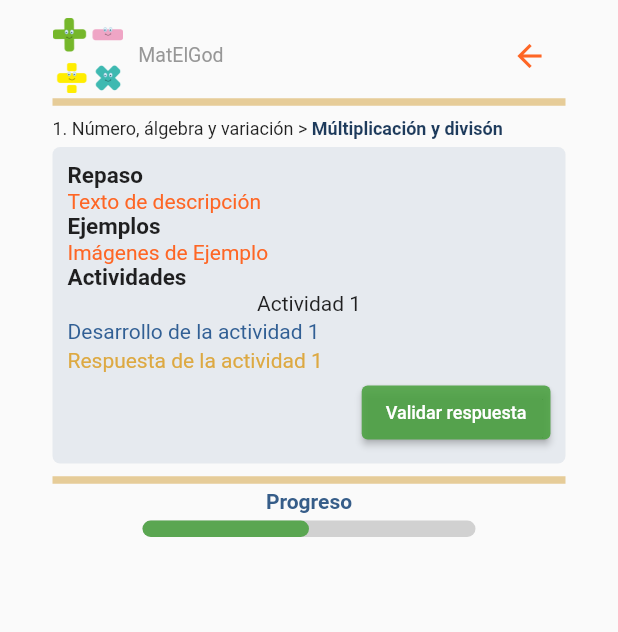
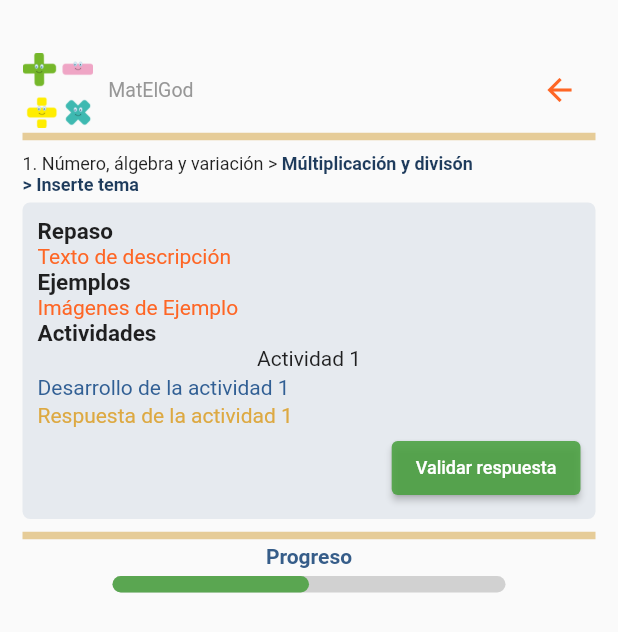
Before and after one commit to JosueNSoto/matematicas_para_primaria, a Flutter app: the multi_div screen opened directly, on a phone screen of 412 x 824 dp. Shown: the top 632 px of the screen. Run offline on Flutter 3.47's test engine with Material 2 defaults, Android fonts, the phone set to English and light mode, and no system bars; drawn by our look-alikes of percent_indicator; our stand-ins replace sqflite; accounts and stored records are empty.

Commit message:
Corrección de las páginas de actividades

```diff
--- a/lib/Eje1/act1_numero.dart
+++ b/lib/Eje1/act1_numero.dart
@@ -17,7 +17,7 @@ class _numeroState extends State<numero> {
     return Scaffold(
       body: SingleChildScrollView(
         child: Container(
-          padding: EdgeInsets.only(left: 35, right: 35, top: 12),
+          padding: EdgeInsets.only(left: 15, right: 15, top: 35),
           child: Column(
             crossAxisAlignment: CrossAxisAlignment.start,
             children: [
--- a/lib/Eje1/act3_mult_div.dart
+++ b/lib/Eje1/act3_mult_div.dart
@@ -14,8 +14,9 @@ class _multi_divState extends State<multi_div> {
     return Scaffold(
       body: SingleChildScrollView(
         child: Container(
-          padding: EdgeInsets.only(left: 35, right: 35, top: 12),
+          padding: EdgeInsets.only(left: 15, right: 15, top: 35),
           child: Column(
+            crossAxisAlignment: CrossAxisAlignment.start,
             children: [
               //Margen Superior
               margenSup_Actividades(context, aAct3_E1),
@@ -34,6 +35,13 @@ class _multi_divState extends State<multi_div> {
                         fontSize: 12),
                   ),
                 ],
+              ),
+              Text(
+                "> Inserte tema",
+                style: TextStyle(
+                    fontWeight: FontWeight.bold,
+                    color: Color.fromARGB(255, 30, 59, 92),
+                    fontSize: 12),
               ),
               SizedBox(height: 5),
               Container(
--- a/lib/Eje2/act1_ubi_espacial.dart
+++ b/lib/Eje2/act1_ubi_espacial.dart
@@ -16,7 +16,7 @@ class _ubiEspacialState extends State<ubiEspacial> {
     return Scaffold(
       body: SingleChildScrollView(
         child: Container(
-          padding: EdgeInsets.only(left: 35, right: 35, top: 12),
+          padding: EdgeInsets.only(left: 15, right: 15, top: 35),
           child: Column(
             crossAxisAlignment: CrossAxisAlignment.start,
             children: [
--- a/lib/Eje2/act2_figuras.dart
+++ b/lib/Eje2/act2_figuras.dart
@@ -14,7 +14,7 @@ class _figurasState extends State<figuras> {
     return Scaffold(
       body: SingleChildScrollView(
         child: Container(
-          padding: EdgeInsets.only(left: 35, right: 35, top: 12),
+          padding: EdgeInsets.only(left: 15, right: 15, top: 35),
           child: Column(
             crossAxisAlignment: CrossAxisAlignment.start,
             children: [
--- a/lib/Eje2/act3_cuerpos_geo.dart
+++ b/lib/Eje2/act3_cuerpos_geo.dart
@@ -14,7 +14,7 @@ class _cuerposGeoState extends State<cuerposGeo> {
     return Scaffold(
       body: SingleChildScrollView(
         child: Container(
-          padding: EdgeInsets.only(left: 35, right: 35, top: 12),
+          padding: EdgeInsets.only(left: 15, right: 15, top: 35),
           child: Column(
             crossAxisAlignment: CrossAxisAlignment.start,
             children: [
--- a/lib/Eje3/act1_estadistica.dart
+++ b/lib/Eje3/act1_estadistica.dart
@@ -9,7 +9,7 @@ class estadistica extends StatelessWidget {
     return Scaffold(
       body: SingleChildScrollView(
         child: Container(
-          padding: EdgeInsets.only(left: 35, right: 35, top: 12),
+          padding: EdgeInsets.only(left: 15, right: 15, top: 35),
           child: Column(
             crossAxisAlignment: CrossAxisAlignment.start,
             children: [
--- a/lib/crearPass.dart
+++ b/lib/crearPass.dart
@@ -17,7 +17,7 @@ class _crearPassState extends State<crearPass> {
     return Scaffold(
       body: SingleChildScrollView(
         child: Container(
-          padding: EdgeInsets.only(left: 35, right: 35, top: 12),
+          padding: EdgeInsets.only(left: 35, right: 35, top: 35),
           child: Column(
             children: <Widget>[
               logoLogIn(context, aCrearPass),
--- a/lib/mainMenu.dart
+++ b/lib/mainMenu.dart
@@ -27,7 +27,7 @@ class _mainMenuState extends State<mainMenu> {
     return Scaffold(
       body: SingleChildScrollView(
         child: Container(
-          padding: EdgeInsets.only(left: 35, right: 35, top: 12),
+          padding: EdgeInsets.only(left: 35, right: 35, top: 35),
           child: Column(
             children: <Widget>[
               margenSup_MainMenu(context, aMainMenu),
--- a/lib/newLogIn.dart
+++ b/lib/newLogIn.dart
@@ -29,7 +29,7 @@ class _newLogInState extends State<newLogIn> {
         scrollDirection: Axis.vertical,
         child: Center(
           child: Container(
-            padding: EdgeInsets.only(left: 35, right: 35, top: 12),
+            padding: EdgeInsets.only(left: 35, right: 35, top: 35),
             child: Column(
               children: <Widget>[
                 logoLogIn(context, aLogIn),
--- a/lib/signUp.dart
+++ b/lib/signUp.dart
@@ -20,7 +20,7 @@ class _signUpState extends State<signUp> {
     return Scaffold(
       body: SingleChildScrollView(
         child: Container(
-          padding: EdgeInsets.only(left: 35, right: 35, top: 12),
+          padding: EdgeInsets.only(left: 35, right: 35, top: 35),
           alignment: Alignment.centerLeft,
           child: Column(
             children: <Widget>[
```
Also changed, not shown: lib/Eje1/act2_sum_res.dart (+9 -1 lines).
